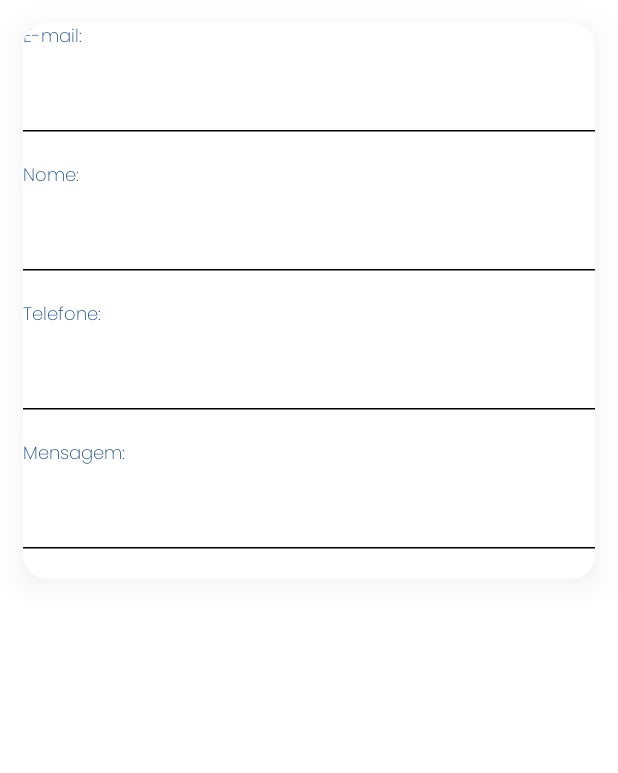
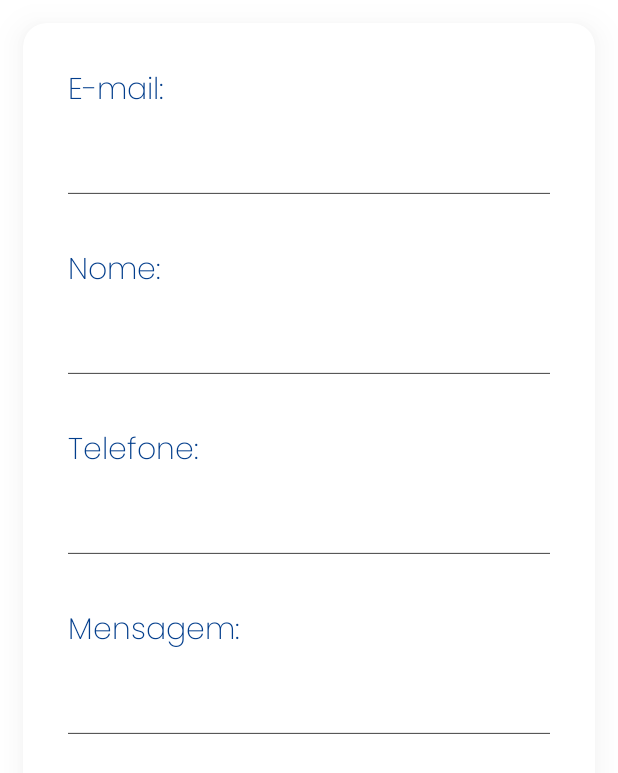
Before and after one commit to ArchFacts/App-Mobile, an Android app built with Jetpack Compose: the @Preview function FormContainerPreview, on a phone screen of 412 x 824 dp. Shown: the top 773 px of the screen. Run offline under Robolectric (Android 15) with nearby library versions, the phone set to English and light mode, and no system bars.

Commit message:
finishing form container

```diff
--- a/app/src/main/java/com/example/archfacts_app_web/components/FormContainer.kt
+++ b/app/src/main/java/com/example/archfacts_app_web/components/FormContainer.kt
@@ -39,11 +39,11 @@ data class FormInput(
 fun FormInputField(label: String, placeholder: String) {
     var text: String by remember { mutableStateOf("") }
 
-    Column {
+    Column (modifier = Modifier.padding(10.dp)) {
         Text(
             text = label,
             color = ArchBlue,
-            fontSize = 12.sp,
+            fontSize = 20.sp,
             fontFamily = Poppins,
             fontWeight = FontWeight.Light
         )
@@ -60,7 +60,7 @@ fun FormInputField(label: String, placeholder: String) {
                     Text(
                         text = placeholder,
                         color = Color.Black,
-                        fontSize = 14.sp
+                        fontSize = 14.sp,
                     )
                 },
                 modifier = Modifier.fillMaxWidth(),
@@ -68,7 +68,7 @@ fun FormInputField(label: String, placeholder: String) {
                 colors = TextFieldDefaults.colors(
                     focusedContainerColor = Color.Transparent,
                     unfocusedContainerColor = Color.Transparent,
-                    focusedIndicatorColor = Color.Transparent,
+                    focusedIndicatorColor = ArchBlue,
                     unfocusedIndicatorColor = Color.Transparent,
                     disabledIndicatorColor = Color.Transparent
                 ),
@@ -76,7 +76,7 @@ fun FormInputField(label: String, placeholder: String) {
             )
             HorizontalDivider(
                 color = Color.Black,
-                thickness = 1.dp,
+                thickness = 0.5.dp,
                 modifier = Modifier
                     .fillMaxWidth()
                     .align(Alignment.BottomCenter)
@@ -101,10 +101,10 @@ fun FormContainer(inputs: List<FormInput>) {
         shape = RoundedCornerShape(16.dp),
         color = Color.White,
     ) {
-        Column {
+        Column (modifier = Modifier.padding(20.dp)) {
             inputs.forEach { input ->
                 FormInputField(input.label, input.placeholder)
-                Spacer(modifier = Modifier.height(12.dp))
+                Spacer(modifier = Modifier.height(8.dp))
             }
         }
     }
```
